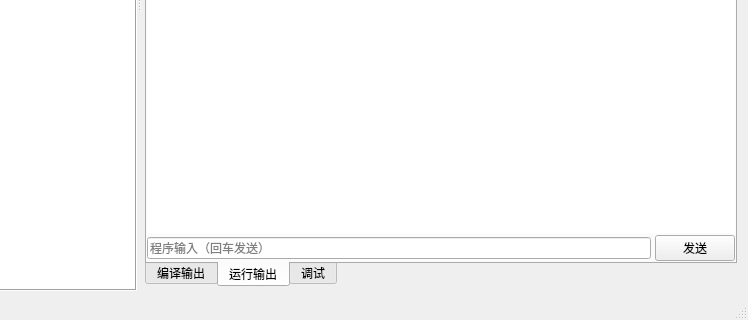
Qt form src/tools/nide/ui/MainWindow.ui (dliting/nlang) before a commit; both pictures show x 126 to 874 and y 353 to 673 of the 874 by 673 pixel window.
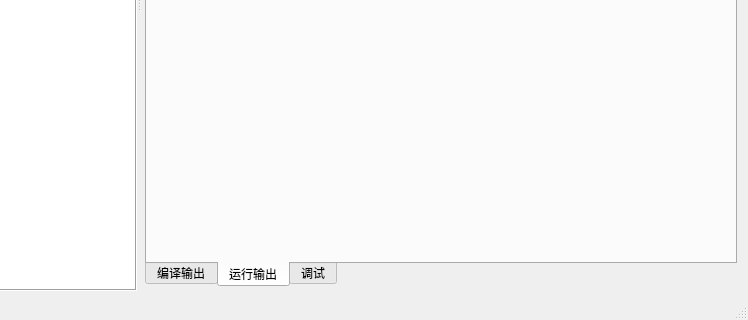
The same form after that commit. The open tabs and pages were chosen to show the change. Icons and pictures are not drawn. Custom widgets are drawn as their Qt base class.

Commit message: feat(nide): replace run panel with embedded terminal

```diff
--- a/src/tools/nide/ui/MainWindow.ui
+++ b/src/tools/nide/ui/MainWindow.ui
@@ -199,50 +199,7 @@
               <number>0</number>
              </property>
              <item>
-              <widget class="QTextBrowser" name="txtExecuteOut">
-               <property name="frameShape">
-                <enum>QFrame::NoFrame</enum>
-               </property>
-               <property name="lineWrapMode">
-                <enum>QTextEdit::NoWrap</enum>
-               </property>
-              </widget>
-             </item>
-             <item>
-              <layout class="QHBoxLayout" name="layoutStdin">
-               <property name="spacing">
-                <number>4</number>
-               </property>
-               <property name="leftMargin">
-                <number>0</number>
-               </property>
-               <property name="topMargin">
-                <number>2</number>
-               </property>
-               <property name="rightMargin">
-                <number>0</number>
-               </property>
-               <property name="bottomMargin">
-                <number>0</number>
-               </property>
-               <item>
-                <widget class="QLineEdit" name="editStdin">
-                 <property name="toolTip">
-                  <string>程序输入：运行或调试时，在此输入一行并回车发送给程序</string>
-                 </property>
-                 <property name="placeholderText">
-                  <string>程序输入（回车发送）</string>
-                 </property>
-                </widget>
-               </item>
-               <item>
-                <widget class="QPushButton" name="btnStdinSend">
-                 <property name="text">
-                  <string>发送</string>
-                 </property>
-                </widget>
-               </item>
-              </layout>
+              <widget class="QWidget" name="terminalHost" native="true"/>
              </item>
             </layout>
            </widget>
```
The commit also changes 9 other files.
